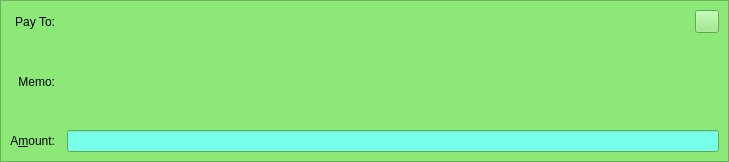
Qt form src/qt/forms/sendcoinsentry.ui (NewCapital/TWINS-Core) before a commit.
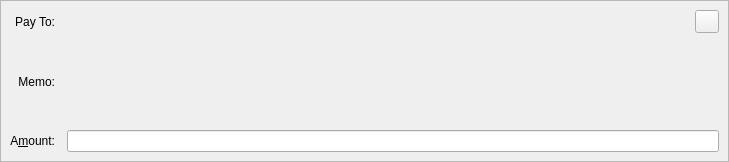
The same form after that commit. The open tabs and pages were chosen to show the change. Icons and pictures are not drawn. Custom widgets are drawn as their Qt base class.

Commit message: Dark theme win and sys theme mac

```diff
--- a/src/qt/forms/sendcoinsentry.ui
+++ b/src/qt/forms/sendcoinsentry.ui
@@ -682,448 +682,6 @@
    </layout>
   </widget>
   <widget class="QFrame" name="SendCoins_SecurePaymentRequest">
-   <property name="palette">
-    <palette>
-     <active>
-      <colorrole role="WindowText">
-       <brush brushstyle="SolidPattern">
-        <color alpha="255">
-         <red>0</red>
-         <green>0</green>
-         <blue>0</blue>
-        </color>
-       </brush>
-      </colorrole>
-      <colorrole role="Button">
-       <brush brushstyle="SolidPattern">
-        <color alpha="255">
-         <red>140</red>
-         <green>232</green>
-         <blue>119</blue>
-        </color>
-       </brush>
-      </colorrole>
-      <colorrole role="Light">
-       <brush brushstyle="SolidPattern">
-        <color alpha="255">
-         <red>230</red>
-         <green>255</green>
-         <blue>224</blue>
-        </color>
-       </brush>
-      </colorrole>
-      <colorrole role="Midlight">
-       <brush brushstyle="SolidPattern">
-        <color alpha="255">
-         <red>185</red>
-         <green>243</green>
-         <blue>171</blue>
-        </color>
-       </brush>
-      </colorrole>
-      <colorrole role="Dark">
-       <brush brushstyle="SolidPattern">
-        <color alpha="255">
-         <red>70</red>
-         <green>116</green>
-         <blue>59</blue>
-        </color>
-       </brush>
-      </colorrole>
-      <colorrole role="Mid">
-       <brush brushstyle="SolidPattern">
-        <color alpha="255">
-         <red>93</red>
-         <green>155</green>
-         <blue>79</blue>
-        </color>
-       </brush>
-      </colorrole>
-      <colorrole role="Text">
-       <brush brushstyle="SolidPattern">
-        <color alpha="255">
-         <red>0</red>
-         <green>0</green>
-         <blue>0</blue>
-        </color>
-       </brush>
-      </colorrole>
-      <colorrole role="BrightText">
-       <brush brushstyle="SolidPattern">
-        <color alpha="255">
-         <red>155</red>
-         <green>255</green>
-         <blue>147</blue>
-        </color>
-       </brush>
-      </colorrole>
-      <colorrole role="ButtonText">
-       <brush brushstyle="SolidPattern">
-        <color alpha="255">
-         <red>0</red>
-         <green>0</green>
-         <blue>0</blue>
-        </color>
-       </brush>
-      </colorrole>
-      <colorrole role="Base">
-       <brush brushstyle="SolidPattern">
-        <color alpha="255">
-         <red>119</red>
-         <green>255</green>
-         <blue>233</blue>
-        </color>
-       </brush>
-      </colorrole>
-      <colorrole role="Window">
-       <brush brushstyle="SolidPattern">
-        <color alpha="255">
-         <red>140</red>
-         <green>232</green>
-         <blue>119</blue>
-        </color>
-       </brush>
-      </colorrole>
-      <colorrole role="Shadow">
-       <brush brushstyle="SolidPattern">
-        <color alpha="255">
-         <red>0</red>
-         <green>0</green>
-         <blue>0</blue>
-        </color>
-       </brush>
-      </colorrole>
-      <colorrole role="AlternateBase">
-       <brush brushstyle="SolidPattern">
-        <color alpha="255">
-         <red>197</red>
-         <green>243</green>
-         <blue>187</blue>
-        </color>
-       </brush>
-      </colorrole>
-      <colorrole role="NoRole">
-       <brush brushstyle="SolidPattern">
-        <color alpha="255">
-         <red>125</red>
-         <green>194</green>
-         <blue>122</blue>
-        </color>
-       </brush>
-      </colorrole>
-      <colorrole role="ToolTipBase">
-       <brush brushstyle="SolidPattern">
-        <color alpha="255">
-         <red>255</red>
-         <green>255</green>
-         <blue>220</blue>
-        </color>
-       </brush>
-      </colorrole>
-      <colorrole role="ToolTipText">
-       <brush brushstyle="SolidPattern">
-        <color alpha="255">
-         <red>0</red>
-         <green>0</green>
-         <blue>0</blue>
-        </color>
-       </brush>
-      </colorrole>
-     </active>
-     <inactive>
-      <colorrole role="WindowText">
-       <brush brushstyle="SolidPattern">
-        <color alpha="255">
-         <red>0</red>
-         <green>0</green>
-         <blue>0</blue>
-        </color>
-       </brush>
-      </colorrole>
-      <colorrole role="Button">
-       <brush brushstyle="SolidPattern">
-        <color alpha="255">
-         <red>140</red>
-         <green>232</green>
-         <blue>119</blue>
-        </color>
-       </brush>
-      </colorrole>
-      <colorrole role="Light">
-       <brush brushstyle="SolidPattern">
-        <color alpha="255">
-         <red>230</red>
-         <green>255</green>
-         <blue>224</blue>
-        </color>
-       </brush>
-      </colorrole>
-      <colorrole role="Midlight">
-       <brush brushstyle="SolidPattern">
-        <color alpha="255">
-         <red>185</red>
-         <green>243</green>
-         <blue>171</blue>
-        </color>
-       </brush>
-      </colorrole>
-      <colorrole role="Dark">
-       <brush brushstyle="SolidPattern">
-        <color alpha="255">
-         <red>70</red>
-         <green>116</green>
-         <blue>59</blue>
-        </color>
-       </brush>
-      </colorrole>
-      <colorrole role="Mid">
-       <brush brushstyle="SolidPattern">
-        <color alpha="255">
-         <red>93</red>
-         <green>155</green>
-         <blue>79</blue>
-        </color>
-       </brush>
-      </colorrole>
-      <colorrole role="Text">
-       <brush brushstyle="SolidPattern">
-        <color alpha="255">
-         <red>0</red>
-         <green>0</green>
-         <blue>0</blue>
-        </color>
-       </brush>
-      </colorrole>
-      <colorrole role="BrightText">
-       <brush brushstyle="SolidPattern">
-        <color alpha="255">
-         <red>155</red>
-         <green>255</green>
-         <blue>147</blue>
-        </color>
-       </brush>
-      </colorrole>
-      <colorrole role="ButtonText">
-       <brush brushstyle="SolidPattern">
-        <color alpha="255">
-         <red>0</red>
-         <green>0</green>
-         <blue>0</blue>
-        </color>
-       </brush>
-      </colorrole>
-      <colorrole role="Base">
-       <brush brushstyle="SolidPattern">
-        <color alpha="255">
-         <red>119</red>
-         <green>255</green>
-         <blue>233</blue>
-        </color>
-       </brush>
-      </colorrole>
-      <colorrole role="Window">
-       <brush brushstyle="SolidPattern">
-        <color alpha="255">
-         <red>140</red>
-         <green>232</green>
-         <blue>119</blue>
-        </color>
-       </brush>
-      </colorrole>
-      <colorrole role="Shadow">
-       <brush brushstyle="SolidPattern">
-        <color alpha="255">
-         <red>0</red>
-         <green>0</green>
-         <blue>0</blue>
-        </color>
-       </brush>
-      </colorrole>
-      <colorrole role="AlternateBase">
-       <brush brushstyle="SolidPattern">
-        <color alpha="255">
-         <red>197</red>
-         <green>243</green>
-         <blue>187</blue>
-        </color>
-       </brush>
-      </colorrole>
-      <colorrole role="NoRole">
-       <brush brushstyle="SolidPattern">
-        <color alpha="255">
-         <red>125</red>
-         <green>194</green>
-         <blue>122</blue>
-        </color>
-       </brush>
-      </colorrole>
-      <colorrole role="ToolTipBase">
-       <brush brushstyle="SolidPattern">
-        <color alpha="255">
-         <red>255</red>
-         <green>255</green>
-         <blue>220</blue>
-        </color>
-       </brush>
-      </colorrole>
-      <colorrole role="ToolTipText">
-       <brush brushstyle="SolidPattern">
-        <color alpha="255">
-         <red>0</red>
-         <green>0</green>
-         <blue>0</blue>
-        </color>
-       </brush>
-      </colorrole>
-     </inactive>
-     <disabled>
-      <colorrole role="WindowText">
-       <brush brushstyle="SolidPattern">
-        <color alpha="255">
-         <red>70</red>
-         <green>116</green>
-         <blue>59</blue>
-        </color>
-       </brush>
-      </colorrole>
-      <colorrole role="Button">
-       <brush brushstyle="SolidPattern">
-        <color alpha="255">
-         <red>140</red>
-         <green>232</green>
-         <blue>119</blue>
-        </color>
-       </brush>
-      </colorrole>
-      <colorrole role="Light">
-       <brush brushstyle="SolidPattern">
-        <color alpha="255">
-         <red>230</red>
-         <green>255</green>
-         <blue>224</blue>
-        </color>
-       </brush>
-      </colorrole>
-      <colorrole role="Midlight">
-       <brush brushstyle="SolidPattern">
-        <color alpha="255">
-         <red>185</red>
-         <green>243</green>
-         <blue>171</blue>
-        </color>
-       </brush>
-      </colorrole>
-      <colorrole role="Dark">
-       <brush brushstyle="SolidPattern">
-        <color alpha="255">
-         <red>70</red>
-         <green>116</green>
-         <blue>59</blue>
-        </color>
-       </brush>
-      </colorrole>
-      <colorrole role="Mid">
-       <brush brushstyle="SolidPattern">
-        <color alpha="255">
-         <red>93</red>
-         <green>155</green>
-         <blue>79</blue>
-        </color>
-       </brush>
-      </colorrole>
-      <colorrole role="Text">
-       <brush brushstyle="SolidPattern">
-        <color alpha="255">
-         <red>70</red>
-         <green>116</green>
-         <blue>59</blue>
-        </color>
-       </brush>
-      </colorrole>
-      <colorrole role="BrightText">
-       <brush brushstyle="SolidPattern">
-        <color alpha="255">
-         <red>155</red>
-         <green>255</green>
-         <blue>147</blue>
-        </color>
-       </brush>
-      </colorrole>
-      <colorrole role="ButtonText">
-       <brush brushstyle="SolidPattern">
-        <color alpha="255">
-         <red>70</red>
-         <green>116</green>
-         <blue>59</blue>
-        </color>
-       </brush>
-      </colorrole>
-      <colorrole role="Base">
-       <brush brushstyle="SolidPattern">
-        <color alpha="255">
-         <red>140</red>
-         <green>232</green>
-         <blue>119</blue>
-        </color>
-       </brush>
-      </colorrole>
-      <colorrole role="Window">
-       <brush brushstyle="SolidPattern">
-        <color alpha="255">
-         <red>140</red>
-         <green>232</green>
-         <blue>119</blue>
-        </color>
-       </brush>
-      </colorrole>
-      <colorrole role="Shadow">
-       <brush brushstyle="SolidPattern">
-        <color alpha="255">
-         <red>0</red>
-         <green>0</green>
-         <blue>0</blue>
-        </color>
-       </brush>
-      </colorrole>
-      <colorrole role="AlternateBase">
-       <brush brushstyle="SolidPattern">
-        <color alpha="255">
-         <red>140</red>
-         <green>232</green>
-         <blue>119</blue>
-        </color>
-       </brush>
-      </colorrole>
-      <colorrole role="NoRole">
-       <brush brushstyle="SolidPattern">
-        <color alpha="255">
-         <red>125</red>
-         <green>194</green>
-         <blue>122</blue>
-        </color>
-       </brush>
-      </colorrole>
-      <colorrole role="ToolTipBase">
-       <brush brushstyle="SolidPattern">
-        <color alpha="255">
-         <red>255</red>
-         <green>255</green>
-         <blue>220</blue>
-        </color>
-       </brush>
-      </colorrole>
-      <colorrole role="ToolTipText">
-       <brush brushstyle="SolidPattern">
-        <color alpha="255">
-         <red>0</red>
-         <green>0</green>
-         <blue>0</blue>
-        </color>
-       </brush>
-      </colorrole>
-     </disabled>
-    </palette>
-   </property>
    <property name="toolTip">
     <string>This is a verified payment request.</string>
    </property>
```
Left out of the diff: 450 changed lines with no effect on the pictures. The commit also changes 54 other files.
